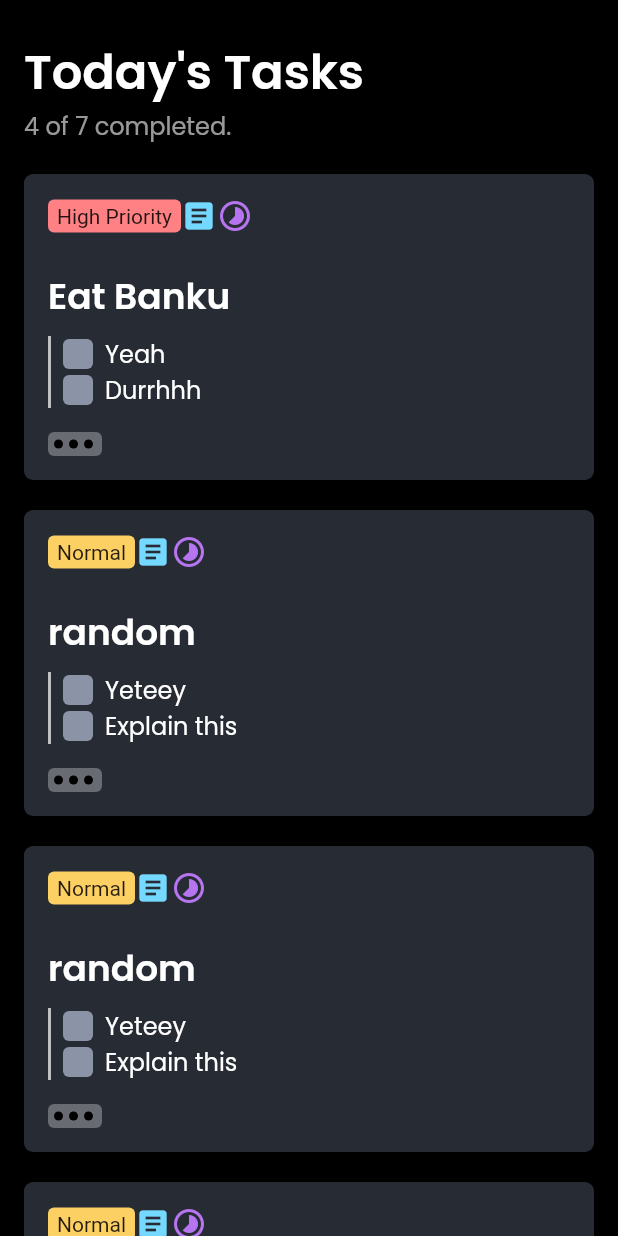
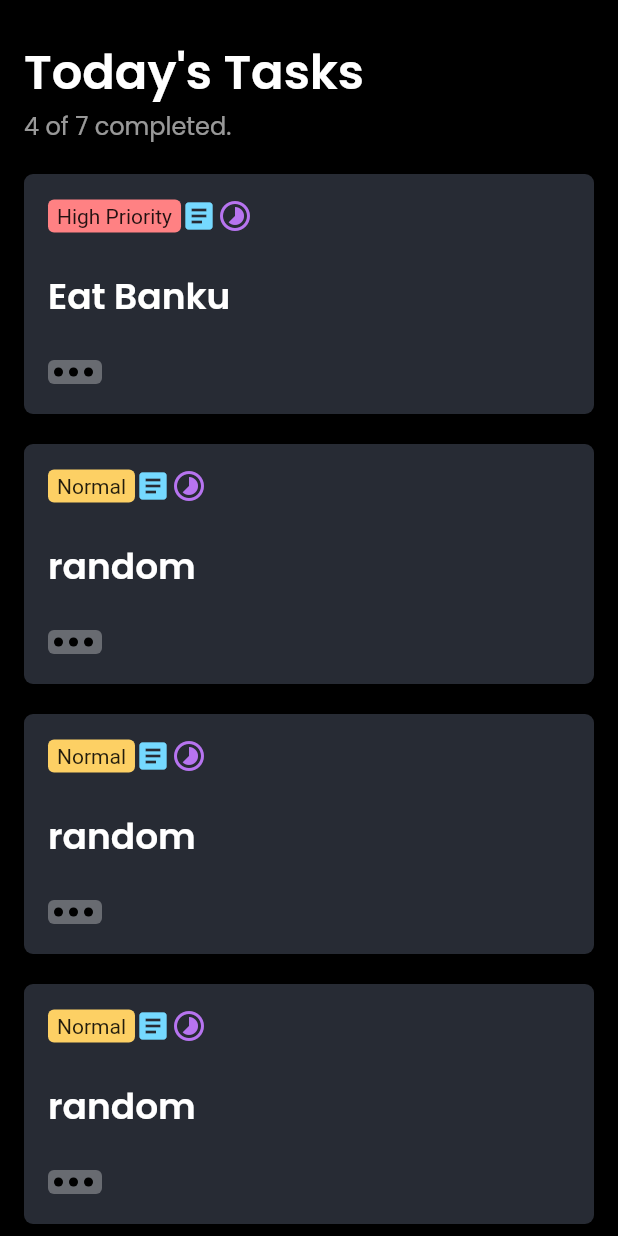
Before and after one commit to amenolabode/task_management, a Flutter app: the screen it shows after launch, on a phone screen of 412 x 824 dp. Run offline on Flutter 3.47's test engine with Material 2 defaults, Android fonts, the phone set to English and light mode, and no system bars.

Commit message:
set visibility on card, refactored code

```diff
--- /dev/null
+++ b/lib/Components/more_vertical.dart
@@ -0,0 +1,54 @@
+import 'package:flutter/material.dart';
+
+class MoreVert extends StatelessWidget {
+  const MoreVert({
+    Key? key,
+  }) : super(key: key);
+
+  @override
+  Widget build(BuildContext context) {
+    return Container(
+      height: 16,
+      width: 36,
+      decoration: BoxDecoration(
+          color: Colors.white30, borderRadius: BorderRadius.circular(4)),
+      child: Row(
+        children: [
+          Padding(
+            padding: const EdgeInsets.fromLTRB(4, 2, 2, 2),
+            child: Container(
+              height: 6,
+              width: 6,
+              decoration: BoxDecoration(
+                color: Colors.black,
+                borderRadius: BorderRadius.circular(24),
+              ),
+            ),
+          ),
+          Padding(
+            padding: const EdgeInsets.fromLTRB(2, 2, 2, 2),
+            child: Container(
+              height: 6,
+              width: 6,
+              decoration: BoxDecoration(
+                color: Colors.black,
+                borderRadius: BorderRadius.circular(24),
+              ),
+            ),
+          ),
+          Padding(
+            padding: const EdgeInsets.fromLTRB(2, 2, 2, 2),
+            child: Container(
+              height: 6,
+              width: 6,
+              decoration: BoxDecoration(
+                color: Colors.black,
+                borderRadius: BorderRadius.circular(24),
+              ),
+            ),
+          ),
+        ],
+      ),
+    );
+  }
+}
--- a/lib/Components/task_card.dart
+++ b/lib/Components/task_card.dart
@@ -1,5 +1,6 @@
 import 'package:flutter/material.dart';
-import 'package:task_management/Components/CheckList_Box.dart';
+import 'package:task_management/Components/more_vertical.dart';
+import 'package:task_management/Components/task_list.dart';
 import 'package:task_management/styles.dart';
 // import 'package:task_management/globals.dart';
 
@@ -25,15 +26,22 @@ class TaskCard extends StatefulWidget {
 
 class _TaskCardState extends State<TaskCard> {
   bool isChecked = false;
+  bool visibilityToggle = false;
 
   @override
   Widget build(BuildContext context) {
-    double height = MediaQuery.of(context).size.height;
+    // double height = MediaQuery.of(context).size.height;
     // double width = MediaQuery.of(context).size.width;
-    bool visibilityToggle = false;
-
     return Padding(
       padding: const EdgeInsets.fromLTRB(16, 4, 16, 16),
+      child: GestureDetector(
+        onTap: () {
+          setState(
+            () {
+              visibilityToggle = !visibilityToggle;
+            },
+          );
+        },
         child: Container(
           padding: const EdgeInsets.all(16),
           // height: height * 0.2,
@@ -57,7 +65,7 @@ class _TaskCardState extends State<TaskCard> {
                   Align(
                     alignment: Alignment.centerRight,
                     child: Row(
-                    children: [
+                      children: const [
                         Icon(
                           Icons.article,
                           color: Color(0xff75D9FF),
@@ -75,95 +83,23 @@ class _TaskCardState extends State<TaskCard> {
                 padding: const EdgeInsets.fromLTRB(0, 24, 0, 8),
                 child: Text(widget.taskNote, style: cardHeader),
               ),
-            TaskList(widget.subTaskListOne),
-            TaskList(widget.subTaskListTwo),
-            const Padding(
-              padding: EdgeInsets.only(top: 16.0),
-              child: Visibility(child: MoreVert()),
+              Visibility(
+                visible: visibilityToggle,
+                child: Column(
+                  children: [
+                    TaskList(taskListText: widget.subTaskListOne),
+                    TaskList(taskListText: widget.subTaskListTwo)
+                  ],
+                ),
+              ),
+              Padding(
+                padding: const EdgeInsets.fromLTRB(0, 16, 0, 4),
+                child: Visibility(
+                    visible: !visibilityToggle, child: const MoreVert()),
               ),
             ],
           ),
         ),
-    );
-  }
-
-//Each line of subtasks
-  Row TaskList(String taskListText) {
-    return Row(
-      // crossAxisAlignment: CrossAxisAlignment.stretch,
-      children: [
-        Container(
-          width: 2,
-          height: 24,
-          decoration: const BoxDecoration(color: Colors.white70),
-        ),
-        Row(
-          children: [
-            Row(
-              children: [
-                SubListCheckbox(),
-                Text(
-                  taskListText,
-                  style: subTasks,
-                )
-              ],
-            ),
-          ],
-        )
-      ],
-    );
-  }
-}
-
-//Vertical Clicker for expansion of task card
-class MoreVert extends StatelessWidget {
-  const MoreVert({
-    Key? key,
-  }) : super(key: key);
-
-  @override
-  Widget build(BuildContext context) {
-    return Container(
-      height: 16,
-      width: 36,
-      decoration: BoxDecoration(
-          color: Colors.white30, borderRadius: BorderRadius.circular(4)),
-      child: Row(
-        children: [
-          Padding(
-            padding: const EdgeInsets.fromLTRB(4, 2, 2, 2),
-            child: Container(
-              height: 6,
-              width: 6,
-              decoration: BoxDecoration(
-                color: Colors.black,
-                borderRadius: BorderRadius.circular(24),
-              ),
-            ),
-          ),
-          Padding(
-            padding: const EdgeInsets.fromLTRB(2, 2, 2, 2),
-            child: Container(
-              height: 6,
-              width: 6,
-              decoration: BoxDecoration(
-                color: Colors.black,
-                borderRadius: BorderRadius.circular(24),
-              ),
-            ),
-          ),
-          Padding(
-            padding: const EdgeInsets.fromLTRB(2, 2, 2, 2),
-            child: Container(
-              height: 6,
-              width: 6,
-              decoration: BoxDecoration(
-                color: Colors.black,
-                borderRadius: BorderRadius.circular(24),
-              ),
-            ),
-          ),
-        ],
       ),
     );
   }
--- /dev/null
+++ b/lib/Components/task_list.dart
@@ -0,0 +1,35 @@
+import 'package:flutter/material.dart';
+import 'package:task_management/Components/CheckList_Box.dart';
+import 'package:task_management/styles.dart';
+
+class TaskList extends StatelessWidget {
+  final String taskListText;
+  const TaskList({Key? key, required this.taskListText}) : super(key: key);
+
+  @override
+  Widget build(BuildContext context) {
+    return Row(
+      // crossAxisAlignment: CrossAxisAlignment.stretch,
+      children: [
+        Container(
+          width: 2,
+          height: 24,
+          decoration: const BoxDecoration(color: Colors.white70),
+        ),
+        Row(
+          children: [
+            Row(
+              children: [
+                const SubListCheckbox(),
+                Text(
+                  taskListText,
+                  style: subTasks,
+                )
+              ],
+            ),
+          ],
+        )
+      ],
+    );
+  }
+}
--- a/lib/Screens/task_home.dart
+++ b/lib/Screens/task_home.dart
@@ -26,11 +26,11 @@ class TaskHome extends StatelessWidget {
                   children: const [
                     Text(
                       "Today's Tasks",
-                      style: Header,
+                      style: header,
                     ),
                     Text(
                       "4 of 7 completed.",
-                      style: bodyTextStyle_grey,
+                      style: bodyTextStyleGrey,
                     ),
                   ],
                 ),
--- /dev/null
+++ b/lib/globals.dart
@@ -0,0 +1 @@
+bool showCardContents = false;
--- a/lib/styles.dart
+++ b/lib/styles.dart
@@ -1,6 +1,6 @@
 import 'package:flutter/material.dart';
 
-const TextStyle Header = TextStyle(
+const TextStyle header = TextStyle(
     fontFamily: "Poppins",
     fontSize: 32,
     fontWeight: FontWeight.w600,
@@ -24,7 +24,7 @@ const TextStyle bodyTextStyle = TextStyle(
     fontWeight: FontWeight.w400,
     color: Colors.white);
 
-const TextStyle bodyTextStyle_grey = TextStyle(
+const TextStyle bodyTextStyleGrey = TextStyle(
     fontFamily: "Poppins",
     fontSize: 16,
     fontWeight: FontWeight.w400,
```
Lines whose indentation alone changed are shown as unchanged.
